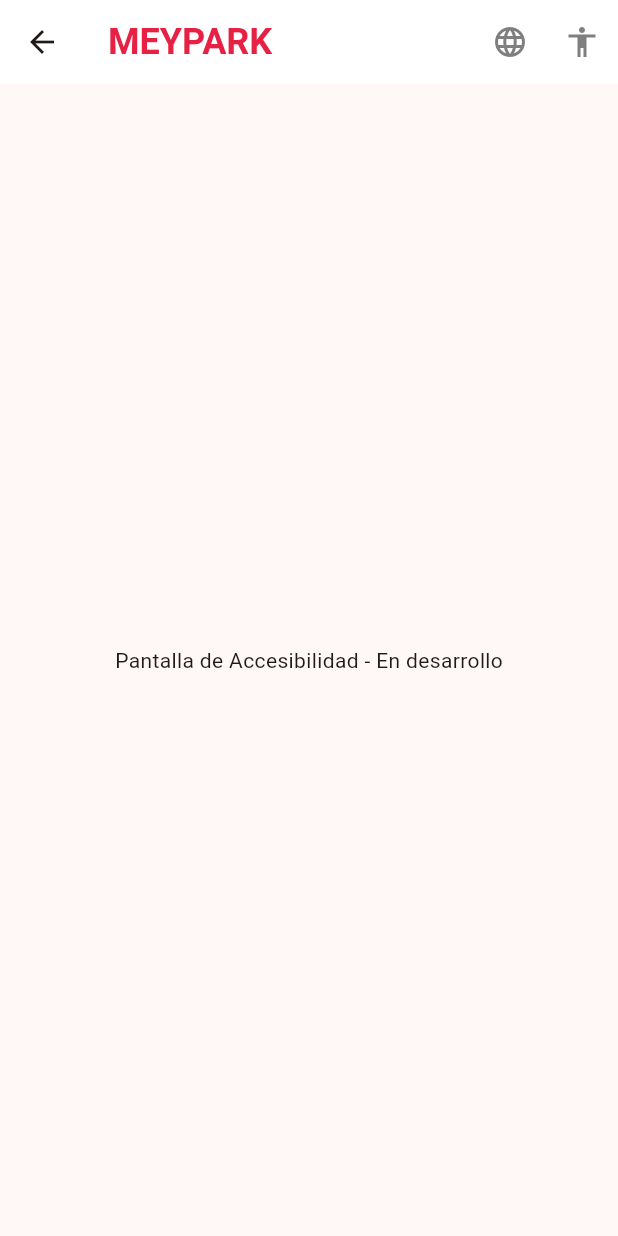
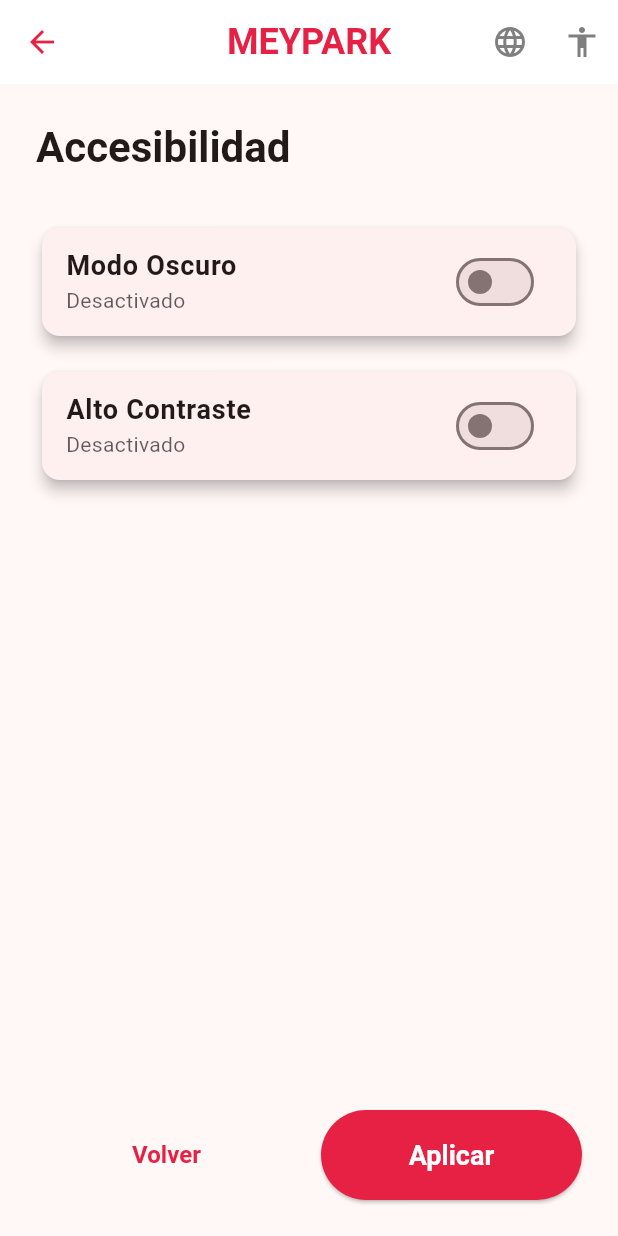
Before and after one commit to jeffbozu/mowizIA, a Flutter app: the screen it shows after launch, after a tap on the "accessibility" icon, on a phone screen of 412 x 824 dp. Run offline on Flutter 3.47's test engine with Material 3 defaults, Android fonts, the phone set to English and light mode, and no system bars; our stand-ins replace go_router.

Commit message:
Etapa 2: Implementar tema e i18n con top bar
- Sistema de temas con modo claro/oscuro y alto contraste
- Tokens de colores de marca (#E62144, #7F7F7F, #FFFFFF)
- Sistema de internacionalización (es-ES, en) con helper t()
- Top bar con botones de accesibilidad e idioma
- Modal de idioma funcional
- Pantalla de accesibilidad con toggles
- Material 3 con estilos personalizados
- Tests actualizados y funcionando

```diff
--- /dev/null
+++ b/lib/i18n/strings.dart
@@ -0,0 +1,233 @@
+class AppStrings {
+  static const String _defaultLocale = 'es-ES';
+  static String _currentLocale = _defaultLocale;
+
+  static String get currentLocale => _currentLocale;
+
+  static void setLocale(String locale) {
+    _currentLocale = locale;
+  }
+
+  static String t(String key) {
+    final strings = _getStringsForLocale(_currentLocale);
+    return strings[key] ?? key;
+  }
+
+  static Map<String, String> _getStringsForLocale(String locale) {
+    switch (locale) {
+      case 'en':
+        return _englishStrings;
+      case 'es-ES':
+      default:
+        return _spanishStrings;
+    }
+  }
+
+  static const Map<String, String> _spanishStrings = {
+    // Login
+    'login.title': 'Iniciar Sesión',
+    'login.operator.mowiz': 'MOWIZ',
+    'login.operator.eypsa': 'EYPSA',
+    'login.username': 'Usuario',
+    'login.password': 'Contraseña',
+    'login.submit': 'Iniciar Sesión',
+
+    // Zone
+    'zone.title': 'Seleccionar Zona',
+    'zone.extend': 'Extender Sesión',
+    'zone.next': 'Siguiente',
+
+    // Plate
+    'plate.title': 'Matrícula del Vehículo',
+    'plate.hint': 'Ej: 1234ABC',
+    'plate.clear': 'Borrar',
+    'plate.back': 'Atrás',
+    'plate.next': 'Siguiente',
+
+    // Time
+    'time.title': 'Tiempo de Estacionamiento',
+    'time.until': 'Válido hasta',
+    'time.total': 'Total',
+    'time.plus': '+',
+    'time.minus': '-',
+    'time.pay': 'Ir a Pago',
+
+    // Payment
+    'pay.title': 'Método de Pago',
+    'pay.method.cash': 'Monedas',
+    'pay.method.chip': 'Chip + PIN',
+    'pay.method.contactless': 'Contactless',
+    'pay.inserted': 'Insertado',
+    'pay.remaining': 'Falta',
+    'pay.pay_now': 'Pagar Ahora',
+    'pay.cancel': 'Cancelar',
+
+    // Ticket
+    'ticket.title.new': 'Estacionamiento Registrado',
+    'ticket.title.extend': 'Extensión Realizada',
+    'ticket.print': 'Imprimir Ticket',
+    'ticket.ok': 'OK',
+    'ticket.new_parking': 'Nuevo Estacionamiento',
+
+    // Accessibility
+    'access.title': 'Accesibilidad',
+    'access.dark_mode': 'Modo Oscuro',
+    'access.high_contrast': 'Alto Contraste',
+    'access.apply': 'Aplicar',
+    'access.back': 'Volver',
+
+    // Language
+    'lang.title': 'Idioma',
+    'lang.es': 'Español (España)',
+    'lang.en': 'English',
+    'lang.save': 'Guardar',
+    'lang.cancel': 'Cancelar',
+
+    // Admin
+    'admin.title': 'Acceso Administrador',
+    'admin.password': 'Contraseña',
+    'admin.access': 'Acceder',
+    'admin.cancel': 'Cancelar',
+
+    // Tech Pass
+    'techpass.title': 'Acceso Técnico',
+    'techpass.password': 'Contraseña',
+    'techpass.enter': 'Entrar',
+    'techpass.cancel': 'Cancelar',
+
+    // Tech
+    'tech.title': 'Modo Técnico',
+    'tech.status': 'Estado del Sistema',
+    'tech.refresh': 'Refrescar',
+    'tech.tests': 'Diagnósticos',
+    'tech.counters': 'Contadores',
+    'tech.config': 'Configuración',
+    'tech.actions': 'Acciones',
+    'tech.test.display': 'Test Pantalla',
+    'tech.test.touch': 'Test Táctil',
+    'tech.test.printer': 'Test Impresora',
+    'tech.test.coins': 'Test Monedas',
+    'tech.test.card': 'Test Tarjeta',
+    'tech.counter.reset_day': 'Reiniciar Día',
+    'tech.reload_config': 'Recargar Config',
+    'tech.reboot_app': 'Reiniciar App',
+    'tech.close': 'Cerrar',
+
+    // Extend
+    'extend.title': 'Extender Sesión',
+    'extend.search': 'Buscar',
+    'extend.no_session': 'No hay sesión activa',
+    'extend.back_to_zones': 'Volver a Zonas',
+    'extend.start_new': 'Iniciar Nuevo',
+    'extend.current_end': 'Fin actual',
+    'extend.remaining': 'Tiempo restante',
+    'extend.extra_time': 'Tiempo extra',
+    'extend.new_end': 'Nuevo fin',
+    'extend.extra_amount': 'Importe adicional',
+    'extend.go_pay': 'Ir a Pago',
+  };
+
+  static const Map<String, String> _englishStrings = {
+    // Login
+    'login.title': 'Login',
+    'login.operator.mowiz': 'MOWIZ',
+    'login.operator.eypsa': 'EYPSA',
+    'login.username': 'Username',
+    'login.password': 'Password',
+    'login.submit': 'Login',
+
+    // Zone
+    'zone.title': 'Select Zone',
+    'zone.extend': 'Extend Session',
+    'zone.next': 'Next',
+
+    // Plate
+    'plate.title': 'Vehicle Plate',
+    'plate.hint': 'Ex: 1234ABC',
+    'plate.clear': 'Clear',
+    'plate.back': 'Back',
+    'plate.next': 'Next',
+
+    // Time
+    'time.title': 'Parking Time',
+    'time.until': 'Valid until',
+    'time.total': 'Total',
+    'time.plus': '+',
+    'time.minus': '-',
+    'time.pay': 'Go to Payment',
+
+    // Payment
+    'pay.title': 'Payment Method',
+    'pay.method.cash': 'Coins',
+    'pay.method.chip': 'Chip + PIN',
+    'pay.method.contactless': 'Contactless',
+    'pay.inserted': 'Inserted',
+    'pay.remaining': 'Remaining',
+    'pay.pay_now': 'Pay Now',
+    'pay.cancel': 'Cancel',
+
+    // Ticket
+    'ticket.title.new': 'Parking Registered',
+    'ticket.title.extend': 'Extension Completed',
+    'ticket.print': 'Print Ticket',
+    'ticket.ok': 'OK',
+    'ticket.new_parking': 'New Parking',
+
+    // Accessibility
+    'access.title': 'Accessibility',
+    'access.dark_mode': 'Dark Mode',
+    'access.high_contrast': 'High Contrast',
+    'access.apply': 'Apply',
+    'access.back': 'Back',
+
+    // Language
+    'lang.title': 'Language',
+    'lang.es': 'Spanish (Spain)',
+    'lang.en': 'English',
+    'lang.save': 'Save',
+    'lang.cancel': 'Cancel',
+
+    // Admin
+    'admin.title': 'Admin Access',
+    'admin.password': 'Password',
+    'admin.access': 'Access',
+    'admin.cancel': 'Cancel',
+
+    // Tech Pass
+    'techpass.title': 'Tech Access',
+    'techpass.password': 'Password',
+    'techpass.enter': 'Enter',
+    'techpass.cancel': 'Cancel',
+
+    // Tech
+    'tech.title': 'Tech Mode',
+    'tech.status': 'System Status',
+    'tech.refresh': 'Refresh',
+    'tech.tests': 'Diagnostics',
+    'tech.counters': 'Counters',
+    'tech.config': 'Configuration',
+    'tech.actions': 'Actions',
+    'tech.test.display': 'Display Test',
+    'tech.test.touch': 'Touch Test',
+    'tech.test.printer': 'Printer Test',
+    'tech.test.coins': 'Coins Test',
+    'tech.test.card': 'Card Test',
+    'tech.counter.reset_day': 'Reset Day',
+    'tech.reload_config': 'Reload Config',
+    'tech.reboot_app': 'Reboot App',
+    'tech.close': 'Close',
+
+    // Extend
+    'extend.title': 'Extend Session',
+    'extend.search': 'Search',
+    'extend.no_session': 'No active session',
+    'extend.back_to_zones': 'Back to Zones',
+    'extend.start_new': 'Start New',
+    'extend.current_end': 'Current end',
+    'extend.remaining': 'Remaining time',
+    'extend.extra_time': 'Extra time',
+    'extend.new_end': 'New end',
+    'extend.extra_amount': 'Additional amount',
+    'extend.go_pay': 'Go to Payment',
+  };
+}
--- a/lib/main.dart
+++ b/lib/main.dart
@@ -1,5 +1,6 @@
 import 'package:flutter/material.dart';
 import 'app_router.dart';
+import 'theme/app_theme.dart';
 
 void main() {
   runApp(const MEYPARKApp());
@@ -12,10 +13,9 @@
   Widget build(BuildContext context) {
     return MaterialApp.router(
       title: 'MEYPARK',
-      theme: ThemeData(
-        colorScheme: ColorScheme.fromSeed(seedColor: const Color(0xFFE62144)),
-        useMaterial3: true,
-      ),
+      theme: AppTheme.lightTheme,
+      darkTheme: AppTheme.darkTheme,
+      themeMode: AppTheme.darkMode ? ThemeMode.dark : ThemeMode.light,
       routerConfig: AppRouter.router,
     );
   }
--- a/lib/modals/language_modal.dart
+++ b/lib/modals/language_modal.dart
@@ -1,12 +1,63 @@
 import 'package:flutter/material.dart';
+import 'package:go_router/go_router.dart';
+import '../i18n/strings.dart';
 
-class LanguageModal extends StatelessWidget {
+class LanguageModal extends StatefulWidget {
   const LanguageModal({super.key});
 
   @override
+  State<LanguageModal> createState() => _LanguageModalState();
+}
+
+class _LanguageModalState extends State<LanguageModal> {
+  String _selectedLocale = AppStrings.currentLocale;
+
+  @override
   Widget build(BuildContext context) {
-    return const Center(
-      child: Text('Modal de Idioma - En desarrollo'),
+    return AlertDialog(
+      title: Text(AppStrings.t('lang.title')),
+      content: Column(
+        mainAxisSize: MainAxisSize.min,
+        children: [
+          RadioListTile<String>(
+            title: Text(AppStrings.t('lang.es')),
+            value: 'es-ES',
+            groupValue: _selectedLocale,
+            onChanged: (value) {
+              setState(() {
+                _selectedLocale = value!;
+              });
+            },
+          ),
+          RadioListTile<String>(
+            title: Text(AppStrings.t('lang.en')),
+            value: 'en',
+            groupValue: _selectedLocale,
+            onChanged: (value) {
+              setState(() {
+                _selectedLocale = value!;
+              });
+            },
+          ),
+        ],
+      ),
+      actions: [
+        TextButton(
+          onPressed: () {
+            context.pop();
+          },
+          child: Text(AppStrings.t('lang.cancel')),
+        ),
+        ElevatedButton(
+          onPressed: () {
+            AppStrings.setLocale(_selectedLocale);
+            context.pop();
+            // Forzar rebuild de la app para aplicar el nuevo idioma
+            // En una implementación real, esto se haría con un StateManager
+          },
+          child: Text(AppStrings.t('lang.save')),
+        ),
+      ],
     );
   }
 }
--- a/lib/screens/accessibility_screen.dart
+++ b/lib/screens/accessibility_screen.dart
@@ -1,15 +1,114 @@
 import 'package:flutter/material.dart';
+import 'package:go_router/go_router.dart';
 import '../widgets/top_bar.dart';
+import '../i18n/strings.dart';
+import '../theme/app_theme.dart';
 
-class AccessibilityScreen extends StatelessWidget {
+class AccessibilityScreen extends StatefulWidget {
   const AccessibilityScreen({super.key});
+
+  @override
+  State<AccessibilityScreen> createState() => _AccessibilityScreenState();
+}
+
+class _AccessibilityScreenState extends State<AccessibilityScreen> {
+  bool _darkMode = AppTheme.darkMode;
+  bool _highContrast = AppTheme.highContrast;
 
   @override
   Widget build(BuildContext context) {
     return Scaffold(
       appBar: const TopBar(),
-      body: const Center(
-        child: Text('Pantalla de Accesibilidad - En desarrollo'),
+      body: Padding(
+        padding: const EdgeInsets.all(24.0),
+        child: Column(
+          crossAxisAlignment: CrossAxisAlignment.start,
+          children: [
+            Text(
+              AppStrings.t('access.title'),
+              style: Theme.of(context).textTheme.headlineMedium?.copyWith(
+                fontWeight: FontWeight.bold,
+              ),
+            ),
+            const SizedBox(height: 32),
+
+            // Modo Oscuro
+            Card(
+              child: SwitchListTile(
+                title: Text(
+                  AppStrings.t('access.dark_mode'),
+                  style: const TextStyle(fontSize: 18, fontWeight: FontWeight.w600),
+                ),
+                subtitle: Text(
+                  _darkMode ? 'Activado' : 'Desactivado',
+                  style: TextStyle(
+                    color: Theme.of(context).colorScheme.onSurface.withValues(alpha: 0.7),
+                  ),
+                ),
+                value: _darkMode,
+                onChanged: (value) {
+                  setState(() {
+                    _darkMode = value;
+                    AppTheme.setDarkMode(value);
+                  });
+                },
+                activeColor: Theme.of(context).colorScheme.primary,
+              ),
+            ),
+
+            const SizedBox(height: 16),
+
+            // Alto Contraste
+            Card(
+              child: SwitchListTile(
+                title: Text(
+                  AppStrings.t('access.high_contrast'),
+                  style: const TextStyle(fontSize: 18, fontWeight: FontWeight.w600),
+                ),
+                subtitle: Text(
+                  _highContrast ? 'Activado' : 'Desactivado',
+                  style: TextStyle(
+                    color: Theme.of(context).colorScheme.onSurface.withValues(alpha: 0.7),
+                  ),
+                ),
+                value: _highContrast,
+                onChanged: (value) {
+                  setState(() {
+                    _highContrast = value;
+                    AppTheme.setHighContrast(value);
+                  });
+                },
+                activeColor: Theme.of(context).colorScheme.primary,
+              ),
+            ),
+
+            const Spacer(),
+
+            // Botones
+            Row(
+              children: [
+                Expanded(
+                  child: TextButton(
+                    onPressed: () {
+                      context.pop();
+                    },
+                    child: Text(AppStrings.t('access.back')),
+                  ),
+                ),
+                const SizedBox(width: 16),
+                Expanded(
+                  child: ElevatedButton(
+                    onPressed: () {
+                      // Aplicar cambios y volver
+                      context.pop();
+                    },
+                    child: Text(AppStrings.t('access.apply')),
+                  ),
+                ),
+              ],
+            ),
+          ],
+        ),
       ),
     );
   }
--- a/lib/screens/login_screen.dart
+++ b/lib/screens/login_screen.dart
@@ -1,5 +1,6 @@
 import 'package:flutter/material.dart';
 import '../widgets/top_bar.dart';
+import '../i18n/strings.dart';
 
 class LoginScreen extends StatefulWidget {
   const LoginScreen({super.key});
@@ -13,11 +14,11 @@
   Widget build(BuildContext context) {
     return Scaffold(
       appBar: const TopBar(),
-      body: const Center(
+      body: Center(
         child: Column(
           mainAxisAlignment: MainAxisAlignment.center,
           children: [
-            Text(
+            const Text(
               'MEYPARK',
               style: TextStyle(
                 fontSize: 48,
@@ -25,18 +26,23 @@
                 color: Color(0xFFE62144),
               ),
             ),
-            SizedBox(height: 20),
-            Text(
+            const SizedBox(height: 20),
+            const Text(
               'Kiosco de Parquímetro',
               style: TextStyle(
                 fontSize: 24,
                 color: Color(0xFF7F7F7F),
               ),
             ),
-            SizedBox(height: 40),
+            const SizedBox(height: 40),
             Text(
-              'Hello MEYPARK - Etapa 1',
-              style: TextStyle(fontSize: 18),
+              AppStrings.t('login.title'),
+              style: const TextStyle(fontSize: 24, fontWeight: FontWeight.bold),
+            ),
+            const SizedBox(height: 20),
+            Text(
+              'Hello MEYPARK - Etapa 2',
+              style: const TextStyle(fontSize: 18),
             ),
           ],
         ),
--- /dev/null
+++ b/lib/theme/app_theme.dart
@@ -0,0 +1,197 @@
+import 'package:flutter/material.dart';
+import 'tokens.dart';
+
+class AppTheme {
+  static bool _darkMode = false;
+  static bool _highContrast = false;
+
+  static bool get darkMode => _darkMode;
+  static bool get highContrast => _highContrast;
+
+  static void setDarkMode(bool value) {
+    _darkMode = value;
+  }
+
+  static void setHighContrast(bool value) {
+    _highContrast = value;
+  }
+
+  static ThemeData get lightTheme {
+    final baseTheme = ThemeData(
+      useMaterial3: true,
+      colorScheme: ColorScheme.fromSeed(
+        seedColor: AppTokens.brandPrimary,
+        brightness: Brightness.light,
+      ),
+      appBarTheme: const AppBarTheme(
+        backgroundColor: AppTokens.brandWhite,
+        foregroundColor: AppTokens.brandPrimary,
+        elevation: 0,
+        centerTitle: true,
+      ),
+      elevatedButtonTheme: ElevatedButtonThemeData(
+        style: ElevatedButton.styleFrom(
+          backgroundColor: AppTokens.brandPrimary,
+          foregroundColor: AppTokens.brandWhite,
+          minimumSize: const Size(200, 60),
+          textStyle: const TextStyle(
+            fontSize: 18,
+            fontWeight: FontWeight.bold,
+          ),
+        ),
+      ),
+      textButtonTheme: TextButtonThemeData(
+        style: TextButton.styleFrom(
+          foregroundColor: AppTokens.brandPrimary,
+          textStyle: const TextStyle(
+            fontSize: 16,
+            fontWeight: FontWeight.w600,
+          ),
+        ),
+      ),
+      cardTheme: const CardThemeData(
+        elevation: 4,
+        shape: RoundedRectangleBorder(
+          borderRadius: BorderRadius.all(Radius.circular(12)),
+        ),
+      ),
+      inputDecorationTheme: InputDecorationTheme(
+        border: OutlineInputBorder(
+          borderRadius: BorderRadius.circular(8),
+        ),
+        focusedBorder: OutlineInputBorder(
+          borderRadius: BorderRadius.circular(8),
+          borderSide: const BorderSide(
+            color: AppTokens.brandPrimary,
+            width: 2,
+          ),
+        ),
+      ),
+    );
+
+    return _applyHighContrast(baseTheme);
+  }
+
+  static ThemeData get darkTheme {
+    final baseTheme = ThemeData(
+      useMaterial3: true,
+      colorScheme: ColorScheme.fromSeed(
+        seedColor: AppTokens.brandPrimary,
+        brightness: Brightness.dark,
+      ),
+      appBarTheme: const AppBarTheme(
+        backgroundColor: Colors.grey,
+        foregroundColor: AppTokens.brandWhite,
+        elevation: 0,
+        centerTitle: true,
+      ),
+      elevatedButtonTheme: ElevatedButtonThemeData(
+        style: ElevatedButton.styleFrom(
+          backgroundColor: AppTokens.brandPrimary,
+          foregroundColor: AppTokens.brandWhite,
+          minimumSize: const Size(200, 60),
+          textStyle: const TextStyle(
+            fontSize: 18,
+            fontWeight: FontWeight.bold,
+          ),
+        ),
+      ),
+      textButtonTheme: TextButtonThemeData(
+        style: TextButton.styleFrom(
+          foregroundColor: AppTokens.brandPrimary,
+          textStyle: const TextStyle(
+            fontSize: 16,
+            fontWeight: FontWeight.w600,
+          ),
+        ),
+      ),
+      cardTheme: const CardThemeData(
+        elevation: 4,
+        shape: RoundedRectangleBorder(
+          borderRadius: BorderRadius.all(Radius.circular(12)),
+        ),
+      ),
+      inputDecorationTheme: InputDecorationTheme(
+        border: OutlineInputBorder(
+          borderRadius: BorderRadius.circular(8),
+        ),
+        focusedBorder: OutlineInputBorder(
+          borderRadius: BorderRadius.circular(8),
+          borderSide: const BorderSide(
+            color: AppTokens.brandPrimary,
+            width: 2,
+          ),
+        ),
+      ),
+    );
+
+    return _applyHighContrast(baseTheme);
+  }
+
+  static ThemeData _applyHighContrast(ThemeData baseTheme) {
+    if (!_highContrast) return baseTheme;
+
+    return baseTheme.copyWith(
+      colorScheme: baseTheme.colorScheme.copyWith(
+        primary: AppTokens.highContrastPrimary,
+        secondary: AppTokens.highContrastGrey,
+        surface: AppTokens.highContrastWhite,
+        onSurface: AppTokens.highContrastBlack,
+      ),
+      elevatedButtonTheme: ElevatedButtonThemeData(
+        style: ElevatedButton.styleFrom(
+          backgroundColor: AppTokens.highContrastPrimary,
+          foregroundColor: AppTokens.highContrastWhite,
+          minimumSize: const Size(200, 60),
+          textStyle: const TextStyle(
+            fontSize: 18,
+            fontWeight: FontWeight.bold,
+          ),
+          side: const BorderSide(
+            color: AppTokens.highContrastBlack,
+            width: 2,
+          ),
+        ),
+      ),
+      textButtonTheme: TextButtonThemeData(
+        style: TextButton.styleFrom(
+          foregroundColor: AppTokens.highContrastBlack,
+          textStyle: const TextStyle(
+            fontSize: 16,
+            fontWeight: FontWeight.bold,
+          ),
+        ),
+      ),
+      cardTheme: const CardThemeData(
+        elevation: 4,
+        shape: RoundedRectangleBorder(
+          borderRadius: BorderRadius.all(Radius.circular(12)),
+          side: BorderSide(
+            color: AppTokens.highContrastBlack,
+            width: 2,
+          ),
+        ),
+      ),
+      inputDecorationTheme: InputDecorationTheme(
+        border: OutlineInputBorder(
+          borderRadius: BorderRadius.circular(8),
+          borderSide: const BorderSide(
+            color: AppTokens.highContrastBlack,
+            width: 2,
+          ),
+        ),
+        focusedBorder: OutlineInputBorder(
+          borderRadius: BorderRadius.circular(8),
+          borderSide: const BorderSide(
+            color: AppTokens.highContrastPrimary,
+            width: 3,
+          ),
+        ),
+      ),
+    );
+  }
+
+  static ThemeData get currentTheme {
+    return _darkMode ? darkTheme : lightTheme;
+  }
+}
--- /dev/null
+++ b/lib/theme/tokens.dart
@@ -0,0 +1,25 @@
+import 'package:flutter/material.dart';
+
+class AppTokens {
+  // Colores de marca
+  static const Color brandPrimary = Color(0xFFE62144);
+  static const Color brandGrey = Color(0xFF7F7F7F);
+  static const Color brandWhite = Color(0xFFFFFFFF);
+
+  // Colores para alto contraste
+  static const Color highContrastPrimary = Color(0xFFB71C1C);
+  static const Color highContrastGrey = Color(0xFF424242);
+  static const Color highContrastWhite = Color(0xFFFFFFFF);
+  static const Color highContrastBlack = Color(0xFF000000);
+
+  // Colores de zona
+  static const Color zoneBlue = Color(0xFF2196F3);
+  static const Color zoneGreen = Color(0xFF4CAF50);
+  static const Color zoneResident = Color(0xFFFF9800);
+
+  // Colores de estado
+  static const Color success = Color(0xFF4CAF50);
+  static const Color warning = Color(0xFFFF9800);
+  static const Color error = Color(0xFFF44336);
+  static const Color info = Color(0xFF2196F3);
+}
--- a/lib/widgets/top_bar.dart
+++ b/lib/widgets/top_bar.dart
@@ -1,5 +1,7 @@
 import 'package:flutter/material.dart';
 import 'package:go_router/go_router.dart';
+import '../i18n/strings.dart';
+import '../modals/language_modal.dart';
 
 class TopBar extends StatelessWidget implements PreferredSizeWidget {
   const TopBar({super.key});
@@ -20,18 +22,20 @@
       actions: [
         IconButton(
           onPressed: () {
-            // TODO: Abrir modal de idioma
-            context.push('/idioma');
+            showDialog(
+              context: context,
+              builder: (context) => const LanguageModal(),
+            );
           },
           icon: const Icon(Icons.language, color: Color(0xFF7F7F7F)),
-          tooltip: 'Idioma',
+          tooltip: AppStrings.t('lang.title'),
         ),
         IconButton(
           onPressed: () {
             context.push('/accesibilidad');
           },
           icon: const Icon(Icons.accessibility, color: Color(0xFF7F7F7F)),
-          tooltip: 'Accesibilidad',
+          tooltip: AppStrings.t('access.title'),
         ),
       ],
     );
```
Also changed, not shown: 1 other file.
